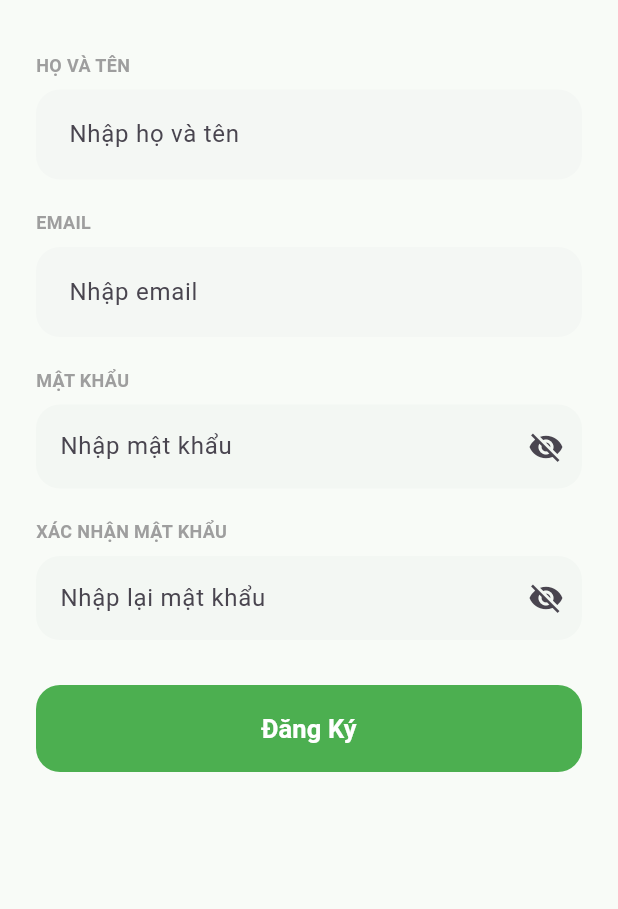
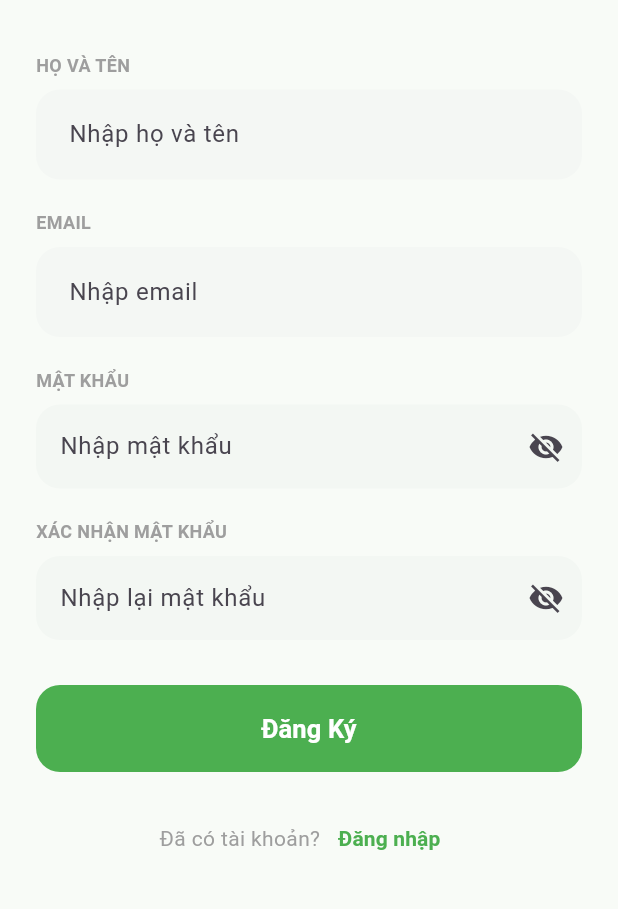
Before and after one commit to DuyHoang-06/2025_2026_3_2_PTUDDD_N01_Nhom_07, a Flutter app: the RegisterPage screen opened directly, on a phone screen of 412 x 824 dp, the part 281-1190 px from its top. Run offline on Flutter 3.47's test engine with Material 3 defaults, Android fonts, the phone set to English and light mode, and no system bars.

Commit message:
thêm button quay trở lại màn hình đăng nhập khi đã có tài khoản sử dụng Navigator.pop

```diff
--- a/lib/pages/register.dart
+++ b/lib/pages/register.dart
@@ -210,6 +210,34 @@ class _RegisterPageState extends State<RegisterPage> {
                   ),
                 ),
               ),
+
+              const SizedBox(height: 20),
+
+              Center(
+                child: Row(
+                  mainAxisSize: MainAxisSize.min,
+                  children: [
+                    Text(
+                      'Đã có tài khoản?',
+                      style: TextStyle(color: Colors.grey),
+                    ),
+                    TextButton(
+                      onPressed: () {
+                        Navigator.pop(context);
+                      },
+                      child: Text(
+                        'Đăng nhập',
+                        style: TextStyle(
+                          color: Colors.green,
+                          fontWeight: FontWeight.bold,
+                        ),
+                      ),
+                    ),
+                  ],
+                ),
+              ),
+
+              const SizedBox(height: 30),
             ],
           ),
         ),
```
